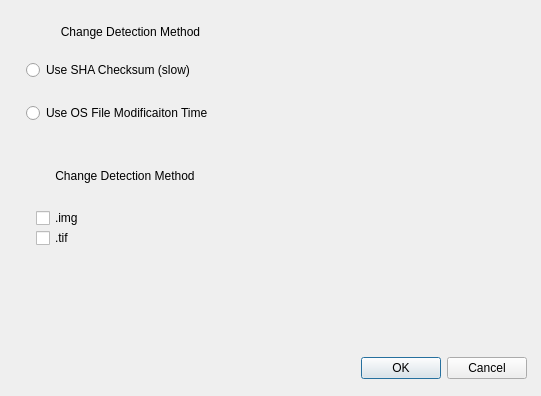
The window that gui/settings_window.ui (minorsecond/ivcs) describes before a commit, drawn with Qt 5.
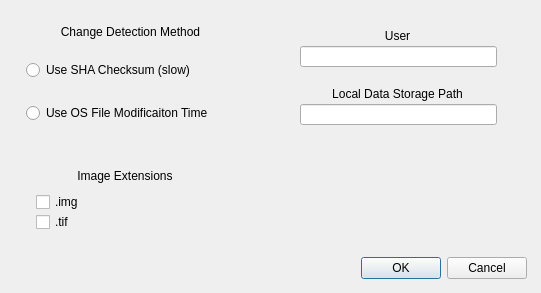
The same window after the commit.

Commit message:
IVCS-2 Write DB backend
Added PathParser class with walker method

Diff of the .ui file:
```diff
--- a/gui/settings_window.ui
+++ b/gui/settings_window.ui
@@ -7,7 +7,7 @@
     <x>0</x>
     <y>0</y>
     <width>541</width>
-    <height>396</height>
+    <height>293</height>
    </rect>
   </property>
   <property name="windowTitle">
@@ -17,7 +17,7 @@
    <property name="geometry">
     <rect>
      <x>186</x>
-     <y>352</y>
+     <y>252</y>
      <width>341</width>
      <height>32</height>
     </rect>
@@ -81,7 +81,7 @@
     </rect>
    </property>
    <property name="text">
-    <string>Change Detection Method</string>
+    <string>Image Extensions</string>
    </property>
    <property name="alignment">
     <set>Qt::AlignCenter</set>
@@ -91,7 +91,7 @@
    <property name="geometry">
     <rect>
      <x>36</x>
-     <y>208</y>
+     <y>192</y>
      <width>103</width>
      <height>20</height>
     </rect>
@@ -104,7 +104,7 @@
    <property name="geometry">
     <rect>
      <x>36</x>
-     <y>228</y>
+     <y>212</y>
      <width>103</width>
      <height>20</height>
     </rect>
@@ -113,6 +113,58 @@
     <string>.tif</string>
    </property>
   </widget>
+  <widget class="QLabel" name="label_3">
+   <property name="geometry">
+    <rect>
+     <x>310</x>
+     <y>28</y>
+     <width>175</width>
+     <height>16</height>
+    </rect>
+   </property>
+   <property name="text">
+    <string>User</string>
+   </property>
+   <property name="alignment">
+    <set>Qt::AlignCenter</set>
+   </property>
+  </widget>
+  <widget class="QLineEdit" name="lineEdit">
+   <property name="geometry">
+    <rect>
+     <x>300</x>
+     <y>46</y>
+     <width>197</width>
+     <height>21</height>
+    </rect>
+   </property>
+  </widget>
+  <widget class="QLabel" name="label_4">
+   <property name="geometry">
+    <rect>
+     <x>310</x>
+     <y>86</y>
+     <width>175</width>
+     <height>16</height>
+    </rect>
+   </property>
+   <property name="text">
+    <string>Local Data Storage Path</string>
+   </property>
+   <property name="alignment">
+    <set>Qt::AlignCenter</set>
+   </property>
+  </widget>
+  <widget class="QLineEdit" name="lineEdit_2">
+   <property name="geometry">
+    <rect>
+     <x>300</x>
+     <y>104</y>
+     <width>197</width>
+     <height>21</height>
+    </rect>
+   </property>
+  </widget>
  </widget>
  <resources/>
  <connections>
```
Left out of the diff: 4 changed lines with no effect on the pictures. The commit also changes 1 other file.
